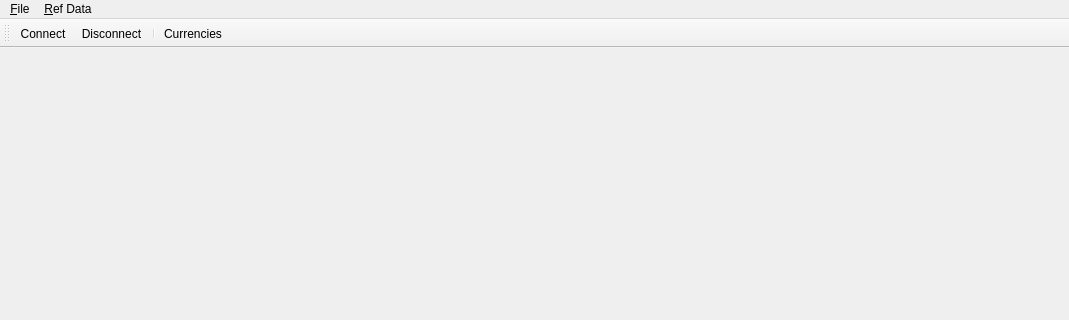
Qt form projects/ores.qt/MainWindow.ui (OreStudio/OreStudio) before a commit; both pictures show x 0 to 1069 and y 0 to 320 of the 1069 by 672 pixel window.
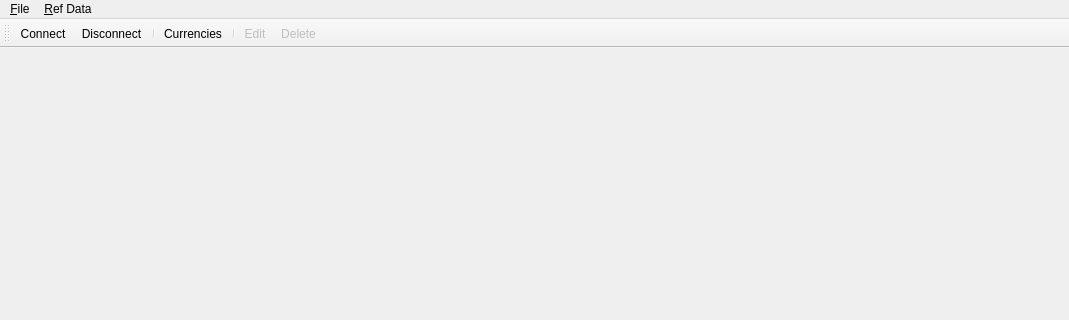
The same form after that commit. Icons and pictures are not drawn.

Commit message: [qt] Add toolbar functionality for CRUD operations

```diff
--- a/projects/ores.qt/MainWindow.ui
+++ b/projects/ores.qt/MainWindow.ui
@@ -62,6 +62,9 @@
    <addaction name="ActionDisconnect"/>
    <addaction name="separator"/>
    <addaction name="CurrenciesAction"/>
+   <addaction name="separator"/>
+   <addaction name="ActionEdit"/>
+   <addaction name="ActionDelete"/>
   </widget>
   <action name="ExitAction">
    <property name="text">
@@ -95,6 +98,36 @@
     <string>&amp;Disconnect</string>
    </property>
   </action>
+  <action name="ActionEdit">
+   <property name="enabled">
+    <bool>false</bool>
+   </property>
+   <property name="icon">
+    <iconset>
+     <normaloff>ic_fluent_edit_20_filled.svg</normaloff>ic_fluent_edit_20_filled.svg</iconset>
+   </property>
+   <property name="text">
+    <string>&amp;Edit</string>
+   </property>
+   <property name="toolTip">
+    <string>Edit selected item</string>
+   </property>
+  </action>
+  <action name="ActionDelete">
+   <property name="enabled">
+    <bool>false</bool>
+   </property>
+   <property name="icon">
+    <iconset>
+     <normaloff>ic_fluent_delete_20_filled.svg</normaloff>ic_fluent_delete_20_filled.svg</iconset>
+   </property>
+   <property name="text">
+    <string>&amp;Delete</string>
+   </property>
+   <property name="toolTip">
+    <string>Delete selected item</string>
+   </property>
+  </action>
  </widget>
  <resources/>
  <connections/>
```
The commit also changes 7 other files.
